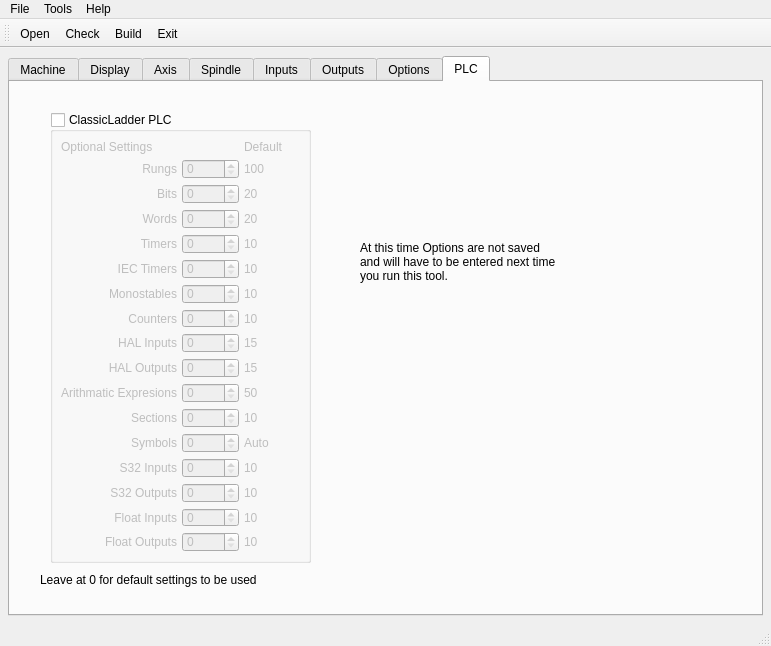
snelweg/7i96, file 7i96.ui: the form before one commit.
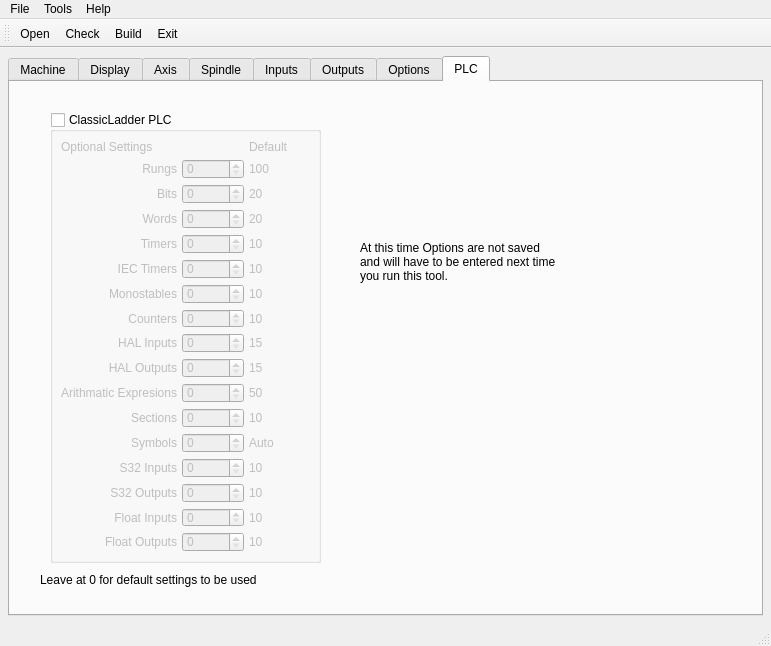
The form after the commit. The open tabs and pages were chosen to show the change.

Patch:
```diff
--- a/7i96.ui
+++ b/7i96.ui
@@ -4581,7 +4581,7 @@
          <rect>
           <x>40</x>
           <y>30</y>
-          <width>261</width>
+          <width>271</width>
           <height>451</height>
          </rect>
         </property>
@@ -4655,6 +4655,9 @@
          </item>
          <item row="1" column="1">
           <widget class="QSpinBox" name="ladderRungsSB">
+           <property name="maximum">
+            <number>200</number>
+           </property>
            <property name="option" stdset="0">
             <string>numRungs</string>
            </property>
```
Left out of the diff: 45 changed lines with no effect on the pictures.
